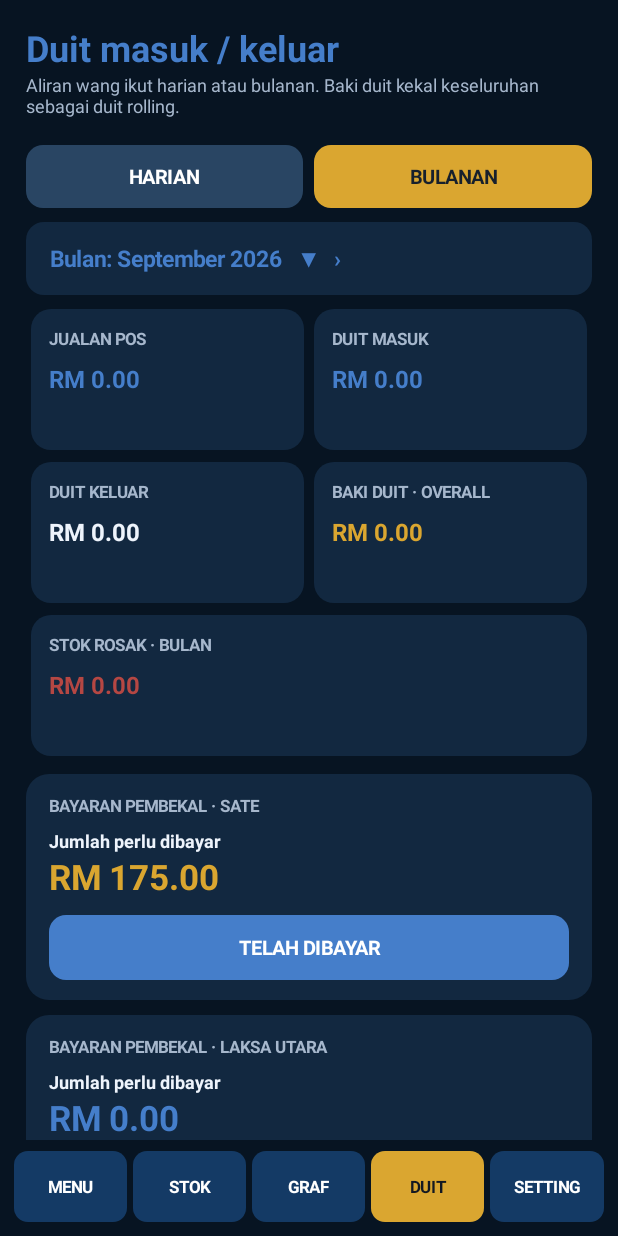
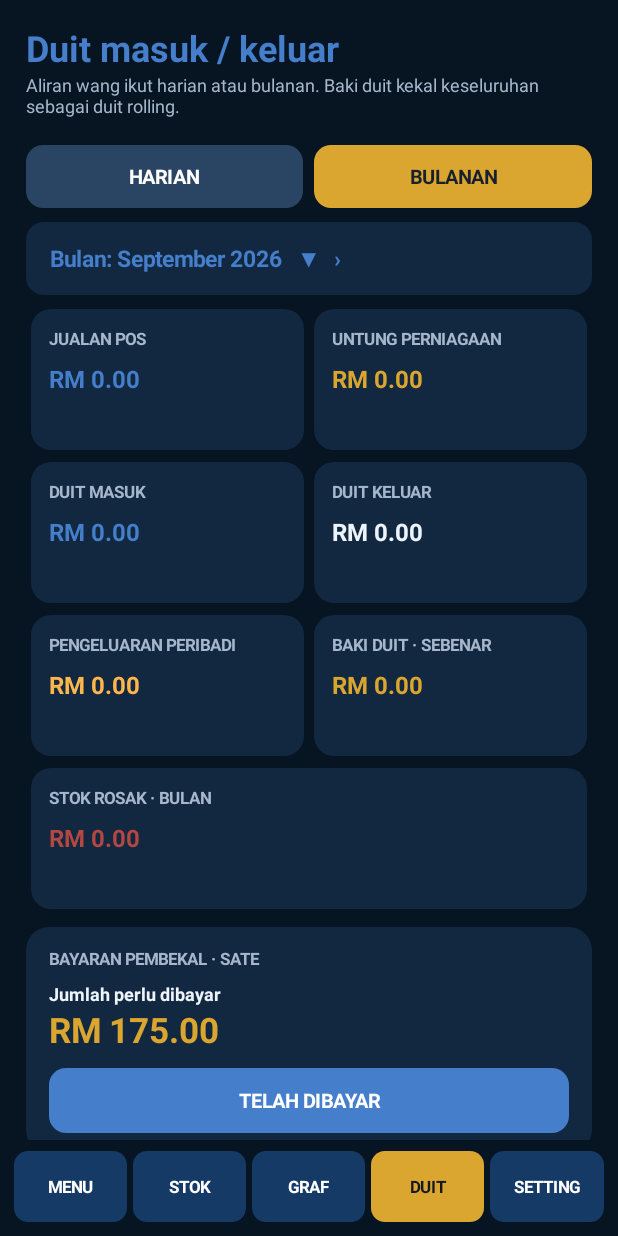
Before and after one commit to airulina/WARISAN-POS-1, an Android app: the screen it shows after launch (MainActivity), after a tap on "DUIT", on a phone screen of 412 x 824 dp. Run offline under Robolectric (Android 15) with nearby library versions, the light colour scheme and no system bars; our stand-ins replace Firebase (no records; nobody signed in at launch, a user with empty details on screens opened directly); 3 other taps on this screen came first.

Commit message:
Add files via upload

```diff
--- a/app/src/main/java/my/warisan/pos/MainActivity.java
+++ b/app/src/main/java/my/warisan/pos/MainActivity.java
@@ -200,6 +200,13 @@ googleSignInClient = GoogleSignIn.getClient(this, gso);snapshotBeforeUpdate();lo
   int[] cashTotals(String month){int[] totals=new int[2];JSONArray entries=entries("cash_entries");for(int i=0;i<entries.length();i++){JSONObject e=entries.optJSONObject(i);if(e==null||legacySupplierRestock(e)||!month.equals(e.optString("month")))continue;int amount=e.optInt("amount");if(amount>=0)totals[0]+=amount;else totals[1]-=amount;}return totals;}
   int[] cashTotalsDay(String day){int[] totals=new int[2];JSONArray list=entries("cash_entries");for(int i=0;i<list.length();i++){JSONObject e=list.optJSONObject(i);if(e==null||legacySupplierRestock(e)||!day.equals(entryDay(e)))continue;int amount=e.optInt("amount");if(amount>=0)totals[0]+=amount;else totals[1]-=amount;}return totals;}
   int damageTotalDay(String day){int n=0;JSONArray list=entries("stock_damage");for(int i=0;i<list.length();i++){JSONObject e=list.optJSONObject(i);if(e!=null&&!e.optBoolean("stockReset",false)&&day.equals(entryDay(e)))n+=e.optInt("cost");}return n;}
+  boolean personalCash(JSONObject e){return e!=null&&e.optBoolean("personal",false);}
+  boolean stockPurchaseCash(JSONObject e){String c=e==null?"":e.optString("category","");return c.startsWith("Bayaran Pembekal · ")||c.startsWith("Restock · ")||"Sate mentah".equals(c);}
+  int personalTotal(String period,boolean daily){int n=0;JSONArray list=entries("cash_entries");for(int i=0;i<list.length();i++){JSONObject e=list.optJSONObject(i);if(e==null||!personalCash(e))continue;boolean match=daily?period.equals(entryDay(e)):period.equals(e.optString("month"));if(match&&e.optInt("amount")<0)n-=e.optInt("amount");}return n;}
+  int operatingExpenseTotal(String period,boolean daily){int n=0;JSONArray list=entries("cash_entries");for(int i=0;i<list.length();i++){JSONObject e=list.optJSONObject(i);if(e==null||legacySupplierRestock(e)||personalCash(e)||stockPurchaseCash(e))continue;boolean match=daily?period.equals(entryDay(e)):period.equals(e.optString("month"));if(match&&e.optInt("amount")<0)n-=e.optInt("amount");}return n;}
+  int productCostBetween(String start,String end){long total=0;JSONArray sales=entries("stock_sales");for(int i=0;i<sales.length();i++){JSONObject sale=sales.optJSONObject(i);if(sale==null||sale.optBoolean("refunded",false))continue;String day=entryDay(sale);if(day.compareTo(start)<0||day.compareTo(end)>0)continue;JSONArray q=sale.optJSONArray("qty");if(q==null)continue;int storedCost=sale.optInt("costTotal",-1);if(storedCost>=0){total+=storedCost;continue;}for(int id=0;id<Math.min(q.length(),names.length);id++){int units=Math.max(0,q.optInt(id));if(units>0&&!unlimited(id))total+=restockCost(id,units);}}return (int)Math.min(Integer.MAX_VALUE,total);}
+  int refundedSalesBetween(String start,String end){int total=0;JSONArray sales=entries("stock_sales");for(int i=0;i<sales.length();i++){JSONObject sale=sales.optJSONObject(i);if(sale!=null&&sale.optBoolean("refunded",false)){String day=entryDay(sale);if(day.compareTo(start)>=0&&day.compareTo(end)<=0)total+=saleTotal(sale);}}return total;}
+  int businessProfit(String period,boolean daily){String start=daily?period:period+"-01",end=daily?period:period+"-31";int grossSales=daily?getPreferences(0).getInt("sales_"+period,0):monthTotal(period);int netSales=Math.max(0,grossSales-refundedSalesBetween(start,end));return netSales-productCostBetween(start,end)-operatingExpenseTotal(period,daily);}
   void chooseStockDay(){pickDay("Pilih tarikh stok",selectedStockDay,value->{selectedStockDay=value;draw();});}
   void chooseCashDay(){pickDay("Pilih tarikh duit",selectedCashDay,value->{selectedCashDay=value;selectedMonth=value.substring(0,7);draw();});}
   String supplierDueKey(int group){return group<0?"supplier_due_sate":group==5?"supplier_due_laksa":group==6?"supplier_due_kuih":"supplier_due_item_"+group;}
@@ -276,7 +283,10 @@ googleSignInClient = GoogleSignIn.getClient(this, gso);snapshotBeforeUpdate();lo
       LinearLayout mode=row();TextView daily=chip("HARIAN",cashDailyMode?gold:0xff294563,cashDailyMode?0xff17202c:Color.WHITE),monthlyBtn=chip("BULANAN",!cashDailyMode?gold:0xff294563,!cashDailyMode?0xff17202c:Color.WHITE);daily.setGravity(Gravity.CENTER);monthlyBtn.setGravity(Gravity.CENTER);mode.addView(daily,new LinearLayout.LayoutParams(0,dp(42),1));LinearLayout.LayoutParams mlp=new LinearLayout.LayoutParams(0,dp(42),1);mlp.leftMargin=dp(7);mode.addView(monthlyBtn,mlp);add(body,mode,-1,-2);gap(body,9);daily.setOnClickListener(v->{cashDailyMode=true;draw();});monthlyBtn.setOnClickListener(v->{cashDailyMode=false;draw();});
       if(cashDailyMode)action("Tarikh: "+selectedCashDay+"   ▼",()->chooseCashDay());else action("Bulan: "+monthLabel(selectedMonth)+"   ▼",()->chooseMonth());
       String pm=cashDailyMode?selectedCashDay.substring(0,7):selectedMonth;int[] cash=cashDailyMode?cashTotalsDay(selectedCashDay):cashTotals(pm);int sale=cashDailyMode?getPreferences(0).getInt("sales_"+selectedCashDay,0):monthTotal(pm);int lossValue=cashDailyMode?damageTotalDay(selectedCashDay):damageTotal(pm);
-      LinearLayout top=row();metric(top,cashDailyMode?"JUALAN HARI":"JUALAN POS",money(sale),blue,null);metric(top,"DUIT MASUK",money(cash[0]),blue,null);add(body,top,-1,-2);gap(body,8);LinearLayout bottom=row();metric(bottom,"DUIT KELUAR",money(cash[1]),ink,null);metric(bottom,"BAKI DUIT · OVERALL",money(totalMoneyBalance()),gold,null);add(body,bottom,-1,-2);gap(body,8);LinearLayout loss=row();metric(loss,cashDailyMode?"STOK ROSAK · HARI":"STOK ROSAK · BULAN",money(lossValue),0xffb54743,()->damageHistory());add(body,loss,-1,-2);gap(body,12);
+      int personal=personalTotal(cashDailyMode?selectedCashDay:pm,cashDailyMode);int profit=businessProfit(cashDailyMode?selectedCashDay:pm,cashDailyMode);
+      LinearLayout top=row();metric(top,cashDailyMode?"JUALAN HARI":"JUALAN POS",money(sale),blue,null);metric(top,"UNTUNG PERNIAGAAN",money(profit),profit>=0?gold:0xffff6b6b,null);add(body,top,-1,-2);gap(body,8);
+      LinearLayout flow=row();metric(flow,"DUIT MASUK",money(cash[0]),blue,null);metric(flow,"DUIT KELUAR",money(cash[1]),ink,null);add(body,flow,-1,-2);gap(body,8);
+      LinearLayout bottom=row();metric(bottom,"PENGELUARAN PERIBADI",money(personal),0xffffb74d,null);metric(bottom,"BAKI DUIT · SEBENAR",money(totalMoneyBalance()),gold,null);add(body,bottom,-1,-2);gap(body,8);LinearLayout loss=row();metric(loss,cashDailyMode?"STOK ROSAK · HARI":"STOK ROSAK · BULAN",money(lossValue),0xffb54743,()->damageHistory());add(body,loss,-1,-2);gap(body,12);
       addSupplierPaymentCard("SATE",-1);for(int supplierId=3;supplierId<names.length;supplierId++){if(supplierId==4||getPreferences(0).getBoolean("menu_hidden_"+supplierId,false)||!supplierItem(supplierId))continue;addSupplierPaymentCard(names[supplierId].toUpperCase(new Locale("ms","MY")),supplierId);}
       add(body,text("Baki Duit tidak reset bila tukar tarikh/bulan. Ia ikut semua jualan + duit masuk − duit keluar yang telah dibayar.",11,muted,false),-1,-2);gap(body,8);if(!cashDailyMode){CashDonutChart cashChart=new CashDonutChart(pm);add(body,cashChart,-1,270);gap(body,8);action("Pecahan harian graf",()->cashDaily(pm));}
       LinearLayout controls=row();metric(controls,"+ CATAT","Masuk",blue,()->cashEntry(true));metric(controls,"− CATAT","Keluar",ink,()->cashEntry(false));add(body,controls,-1,-2);gap(body,12);action(cashDailyMode?"Lihat catatan tarikh dipilih":"Lihat catatan bulan dipilih",()->cashHistory());
@@ -445,10 +455,10 @@ googleSignInClient = GoogleSignIn.getClient(this, gso);snapshotBeforeUpdate();lo
     AlertDialog dialog=new AlertDialog.Builder(this).setView(scroll).setPositiveButton("TUTUP",null).setNeutralButton(date().equals(day)?"TAMBAH STOK":"PILIH TARIKH",(d,w)->{if(date().equals(day))stockEntry();else chooseStockDay();}).create();applyDarkReportDialog(dialog);}
   void cashBook(){new AlertDialog.Builder(this).setTitle("Duit masuk / keluar").setItems(new String[]{"Lihat rekod bulan ini","Catat duit masuk","Catat duit keluar"},(d,index)->{if(index==0)cashHistory();else cashEntry(index==1);}).show();}
   void cashEntry(boolean incoming){LinearLayout form=col();form.setPadding(dp(20),dp(5),dp(20),0);EditText amount=new EditText(this);amount.setInputType(android.text.InputType.TYPE_CLASS_NUMBER|android.text.InputType.TYPE_NUMBER_FLAG_DECIMAL);amount.setHint("Jumlah RM, contoh 10.50");add(form,amount,-1,-2);
-    String[] categories=incoming?new String[]{"Modal tambahan","Lain-lain"}:new String[]{"Sewa","Minyak kereta","Barang plastik","Sate mentah","Arang","Bahan lain","Lain-lain"};
+    String[] categories=incoming?new String[]{"Modal tambahan","Lain-lain"}:new String[]{"Sewa","Minyak kereta","Barang plastik","Sate mentah","Arang","Bahan lain","Rokok · Peribadi","Nescafe / Minuman · Peribadi","Makan / Air kedai · Peribadi","Pengeluaran Peribadi","Lain-lain"};
     Spinner category=new Spinner(this);ArrayAdapter<String> adapter=new ArrayAdapter<>(this,android.R.layout.simple_spinner_item,categories);adapter.setDropDownViewResource(android.R.layout.simple_spinner_dropdown_item);category.setAdapter(adapter);add(form,category,-1,48);
     EditText note=new EditText(this);note.setSingleLine(true);note.setHint("Catatan tambahan (jika ada)");add(form,note,-1,-2);
-    new AlertDialog.Builder(this).setTitle(incoming?"Catat duit masuk":"Catat duit keluar").setView(form).setPositiveButton("Simpan",(d,w)->{try{java.math.BigDecimal rm=new java.math.BigDecimal(amount.getText().toString().trim());int cents=rm.movePointRight(2).intValueExact();if(cents<=0)throw new Exception();JSONObject entry=new JSONObject();entry.put("time",timestamp());entry.put("month",date().substring(0,7));entry.put("amount",incoming?cents:-cents);entry.put("category",categories[category.getSelectedItemPosition()]);entry.put("note",note.getText().toString().trim());appendEntry("cash_entries",entry);draw();message("Catatan disimpan");}catch(Exception e){message("Masukkan jumlah RM yang sah");}}).setNegativeButton("Batal",null).show();}
+    new AlertDialog.Builder(this).setTitle(incoming?"Catat duit masuk":"Catat duit keluar").setView(form).setPositiveButton("Simpan",(d,w)->{try{java.math.BigDecimal rm=new java.math.BigDecimal(amount.getText().toString().trim());int cents=rm.movePointRight(2).intValueExact();if(cents<=0)throw new Exception();JSONObject entry=new JSONObject();entry.put("time",timestamp());entry.put("month",date().substring(0,7));entry.put("amount",incoming?cents:-cents);String chosen=categories[category.getSelectedItemPosition()];entry.put("category",chosen);entry.put("personal",!incoming&&(chosen.contains("Peribadi")));entry.put("note",note.getText().toString().trim());appendEntry("cash_entries",entry);draw();message("Catatan disimpan");}catch(Exception e){message("Masukkan jumlah RM yang sah");}}).setNegativeButton("Batal",null).show();}
   void cashHistory(){String month=selectedMonth,day=selectedCashDay;JSONArray list=entries("cash_entries");int incoming=0,outgoing=0;ScrollView scroll=new ScrollView(this);scroll.setVerticalScrollBarEnabled(false);LinearLayout panel=col();panel.setPadding(dp(14),dp(10),dp(14),dp(14));panel.setBackgroundColor(cream);scroll.addView(panel);String period=cashDailyMode?day:monthLabel(month);add(panel,text((cashDailyMode?"HARIAN · ":"BULANAN · ")+period,12,muted,true),-1,-2);gap(panel,8);ArrayList<JSONObject> shown=new ArrayList<>();
     for(int i=list.length()-1;i>=0;i--){JSONObject e=list.optJSONObject(i);if(e==null||legacySupplierRestock(e))continue;boolean match=cashDailyMode?day.equals(entryDay(e)):month.equals(e.optString("month"));if(!match)continue;int value=e.optInt("amount");if(value>0)incoming+=value;else outgoing-=value;shown.add(e);}
     LinearLayout totals=row();metric(totals,"MASUK",money(incoming),blue,null);metric(totals,"KELUAR",money(outgoing),ink,null);add(panel,totals,-1,-2);gap(panel,10);add(panel,text("BAKI DUIT OVERALL  "+money(totalMoneyBalance()),14,gold,true),-1,-2);gap(panel,12);if(shown.isEmpty())add(panel,text("Belum ada catatan untuk tempoh ini.",13,muted,false),-1,-2);
@@ -596,7 +606,7 @@ googleSignInClient = GoogleSignIn.getClient(this, gso);snapshotBeforeUpdate();lo
       int order=getPreferences(0).getInt("orders_"+date(),0)+1;
       int[] purchased=Arrays.copyOf(qty,qty.length);
       String printed=receipt(method,due,order,tendered);
-      try{JSONObject sale=new JSONObject();sale.put("time",timestamp());sale.put("order",order);sale.put("total",due);sale.put("method",method);sale.put("refunded",false);JSONArray soldItems=new JSONArray();for(int amount:purchased)soldItems.put(amount);sale.put("qty",soldItems);JSONArray sales=entries("stock_sales");sales.put(sale);
+      try{JSONObject sale=new JSONObject();sale.put("time",timestamp());sale.put("order",order);sale.put("total",due);sale.put("method",method);sale.put("refunded",false);int saleCost=0;for(int id=0;id<purchased.length;id++)if(purchased[id]>0&&!unlimited(id))saleCost+=restockCost(id,purchased[id]);sale.put("costTotal",saleCost);JSONArray soldItems=new JSONArray();for(int amount:purchased)soldItems.put(amount);sale.put("qty",soldItems);JSONArray sales=entries("stock_sales");sales.put(sale);
         if(!getPreferences(0).edit().putInt("sales_"+date(),getPreferences(0).getInt("sales_"+date(),0)+due).putInt("orders_"+date(),order).putString("stock_sales",sales.toString()).commit())throw new IOException("Gagal simpan");
       }catch(Exception e){message("Bayaran gagal direkod. Semak simpanan telefon.");return;}
       playPaymentSound();
```
